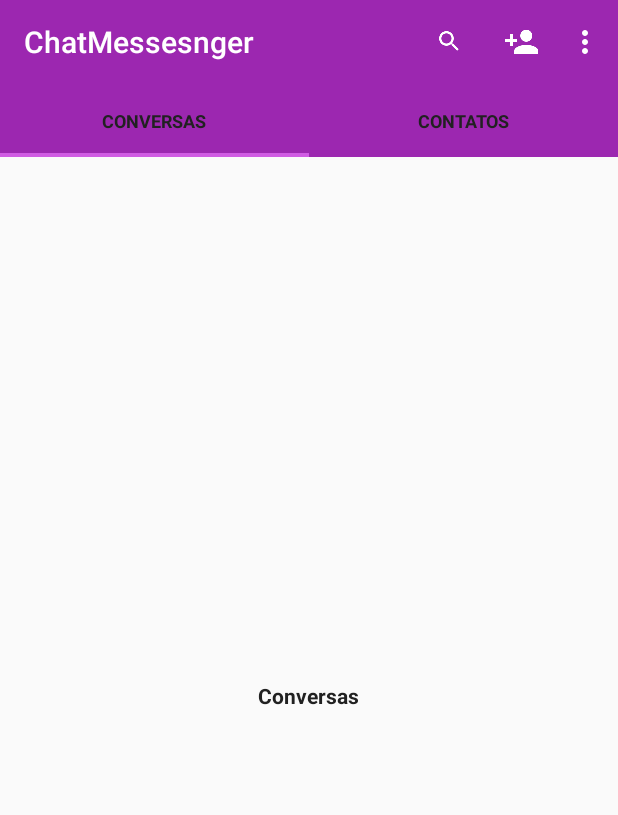
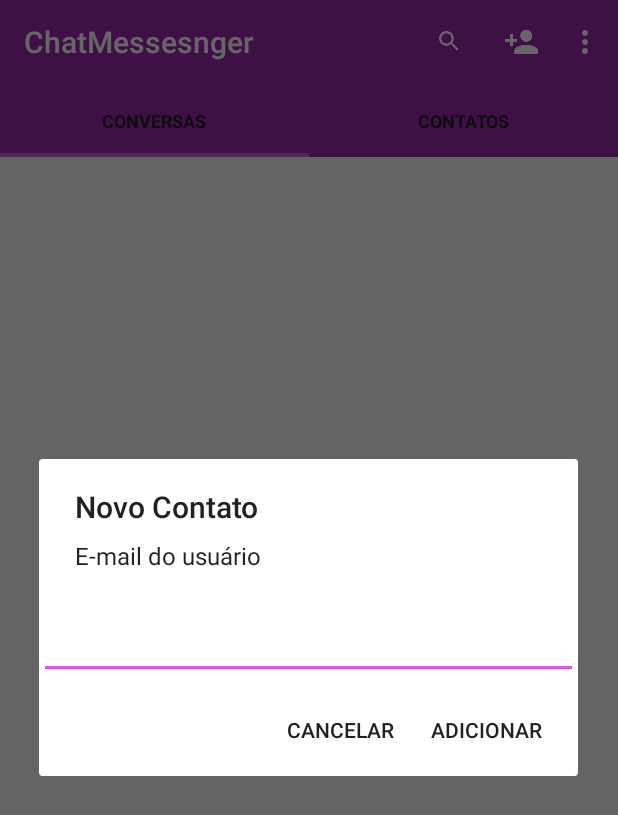
Before and after one commit to CarrascoFrank-zz/ChatMessenger, an Android app: the screen it shows after launch once a user with an empty profile is signed in (MainActivity), after a tap on "Adicionar", on a phone screen of 412 x 824 dp. Shown: the top 815 px of the screen. Run offline under Robolectric (Android 15) with nearby library versions, the phone set to English and light mode, and no system bars; our stand-ins replace Firebase (no records; nobody signed in at launch, a user with empty details on screens opened directly); libraries missing offline, so code that uses them is left out: com.github.rtoshiro.util.

Commit message:
Criando a tela  de "Adcionando Contato", via alertDialog

```diff
--- a/app/src/main/java/com/android/chatmessenger/chatmessenger/activity/MainActivity.java
+++ b/app/src/main/java/com/android/chatmessenger/chatmessenger/activity/MainActivity.java
@@ -1,8 +1,10 @@
 package com.android.chatmessenger.chatmessenger.activity;
 
+import android.content.DialogInterface;
 import android.content.Intent;
 import android.support.v4.content.ContextCompat;
 import android.support.v4.view.ViewPager;
+import android.support.v7.app.AlertDialog;
 import android.support.v7.app.AppCompatActivity;
 import android.os.Bundle;
 import android.support.v7.widget.Toolbar;
@@ -11,6 +13,7 @@ import android.view.MenuInflater;
 import android.view.MenuItem;
 import android.view.View;
 import android.widget.Button;
+import android.widget.EditText;
 
 import com.android.chatmessenger.chatmessenger.Adapter.TabAdapter;
 import com.android.chatmessenger.chatmessenger.R;
@@ -83,11 +86,50 @@ public class MainActivity extends AppCompatActivity {
                 return true;
             case R.id.actions_settings_id:
                 return true;
+            case R.id.item_adicionar_id:
+                abrirCadastroContato();
+                return true;
             default:
                 return super.onOptionsItemSelected(item);
         }
     }
 
+
+    private void abrirCadastroContato(){
+        AlertDialog.Builder alertDialog = new AlertDialog.Builder(MainActivity.this);
+
+        //configurando o Dialog
+
+        alertDialog.setTitle("Novo Contato");
+        alertDialog.setMessage("E-mail do usuário");
+        alertDialog.setCancelable(false);
+
+        EditText editTextDialog = new EditText(MainActivity.this);
+
+        alertDialog.setView( editTextDialog );
+
+        //configurações dos botoes do Dialog
+
+        alertDialog.setPositiveButton("Adicionar", new DialogInterface.OnClickListener() {
+            @Override
+            public void onClick(DialogInterface dialog, int which) {
+                //evento ao adicionar
+
+            }
+        });
+
+
+        alertDialog.setNegativeButton("Cancelar", new DialogInterface.OnClickListener() {
+            @Override
+            public void onClick(DialogInterface dialog, int which) {
+                //evento ao cancelar
+
+            }
+        });
+
+        alertDialog.create();
+        alertDialog.show();
+    }
 
 
     private void deslogarUsuario(){
```
